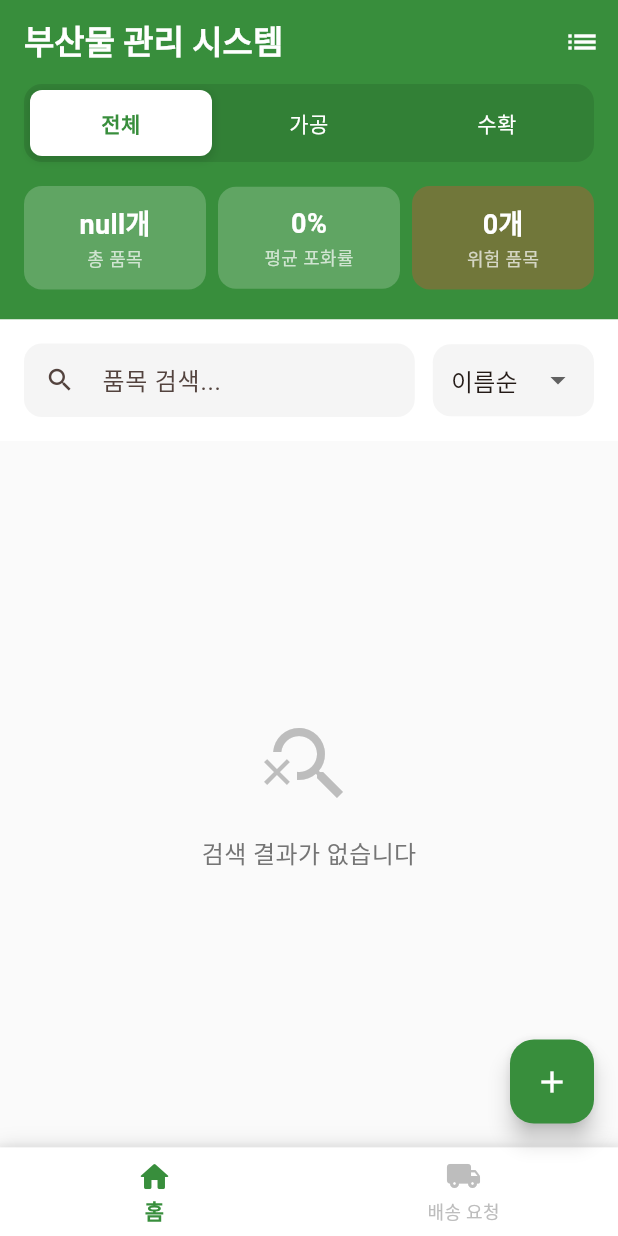
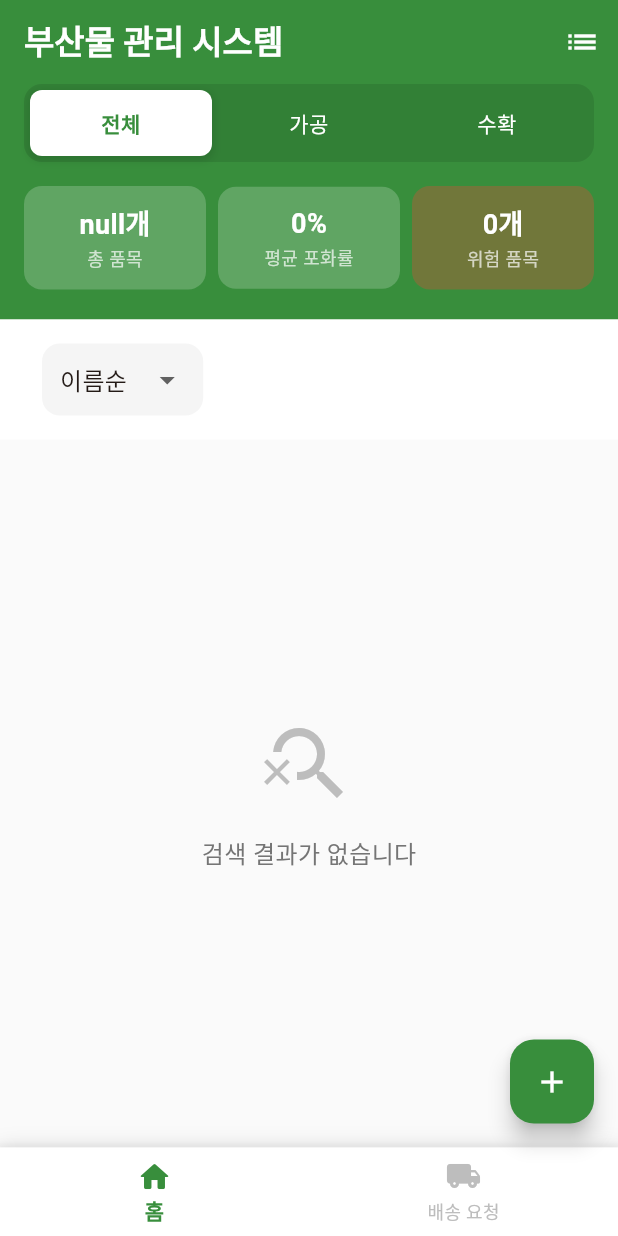
Before and after one commit to doyoon323/BrownSkin-Project, a Flutter app: the AgriHome screen opened directly with empty values, on a phone screen of 412 x 824 dp. Run offline on Flutter 3.47's test engine with Material 3 defaults, Android fonts, the phone set to English and light mode, and no system bars; our stand-ins replace geolocator, google_maps_flutter, percent_indicator; network calls fail.

Commit message:
refactor : 필요없는 기능 정리

```diff
--- a/lib/pages/agriculture/home_agriculture.dart
+++ b/lib/pages/agriculture/home_agriculture.dart
@@ -1,5 +1,4 @@
 import 'dart:async';
-import 'dart:convert';
 import 'package:flutter/material.dart';
 import 'package:http/http.dart' as http;
 import 'package:brownskin_app/common/constants.dart';
@@ -29,13 +28,11 @@ class AgriHomeState extends State<AgriHome> with TickerProviderStateMixin, Widge
   String get token => widget.token;
   List<Map<String, dynamic>> donutData = [];
   final TextEditingController weightController = TextEditingController();
-  final TextEditingController searchController = TextEditingController();
 
   // UI 상태 관리
   String currentTab = "전체"; // 전체, 가공, 수확 탭
   String sortBy = "name"; // 정렬 기준 : name, status
   bool isGridView = true;
-  String searchQuery = "";
   Timer? _timer;
 
   @override
@@ -388,31 +385,6 @@ class AgriHomeState extends State<AgriHome> with TickerProviderStateMixin, Widge
             padding: EdgeInsets.all(16),
             child: Row(
               children: [
-                // 검색창
-                Expanded(
-                  child: TextField(
-                    controller: searchController,
-                    decoration: InputDecoration(
-                      hintText: "품목 검색...",
-                      prefixIcon: Icon(Icons.search, size: 20),
-                      border: OutlineInputBorder(
-                        borderRadius: BorderRadius.circular(12),
-                        borderSide: BorderSide.none,
-                      ),
-                      filled: true,
-                      fillColor: Colors.grey[100],
-                      contentPadding: EdgeInsets.symmetric(
-                        horizontal: 16,
-                        vertical: 12,
-                      ),
-                    ),
-                    onChanged: (value) {
-                      setState(() {
-                        searchQuery = value;
-                      });
-                    },
-                  ),
-                ),
                 SizedBox(width: 12),
 
                 // 정렬 드롭다운
@@ -537,11 +509,7 @@ class AgriHomeState extends State<AgriHome> with TickerProviderStateMixin, Widge
     List<Map<String, dynamic>> filtered = donutData.where((item) {
       // 탭 필터링
       bool tabMatch = currentTab == "전체" || item["type"] == currentTab;
-      // 검색 필터링
-      bool searchMatch = searchQuery.isEmpty ||
-          item["name"].toString().toLowerCase().contains(
-            searchQuery.toLowerCase(),);
-      return tabMatch && searchMatch;
+      return tabMatch ;
     }).toList();
 
     // 정렬
```
